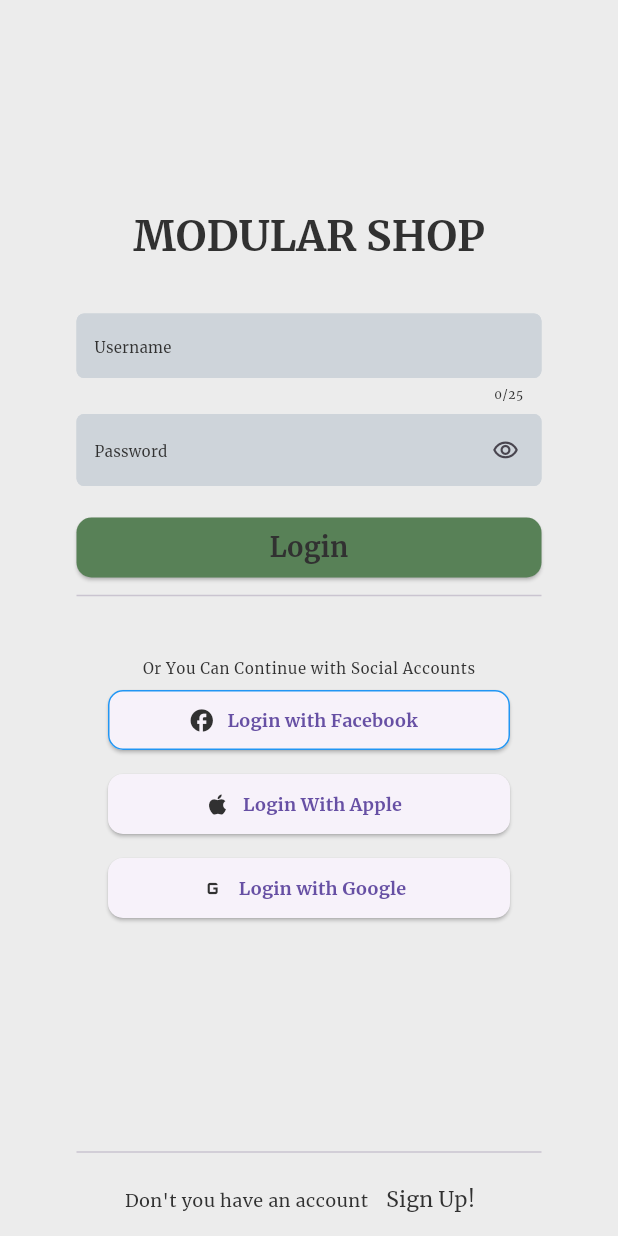
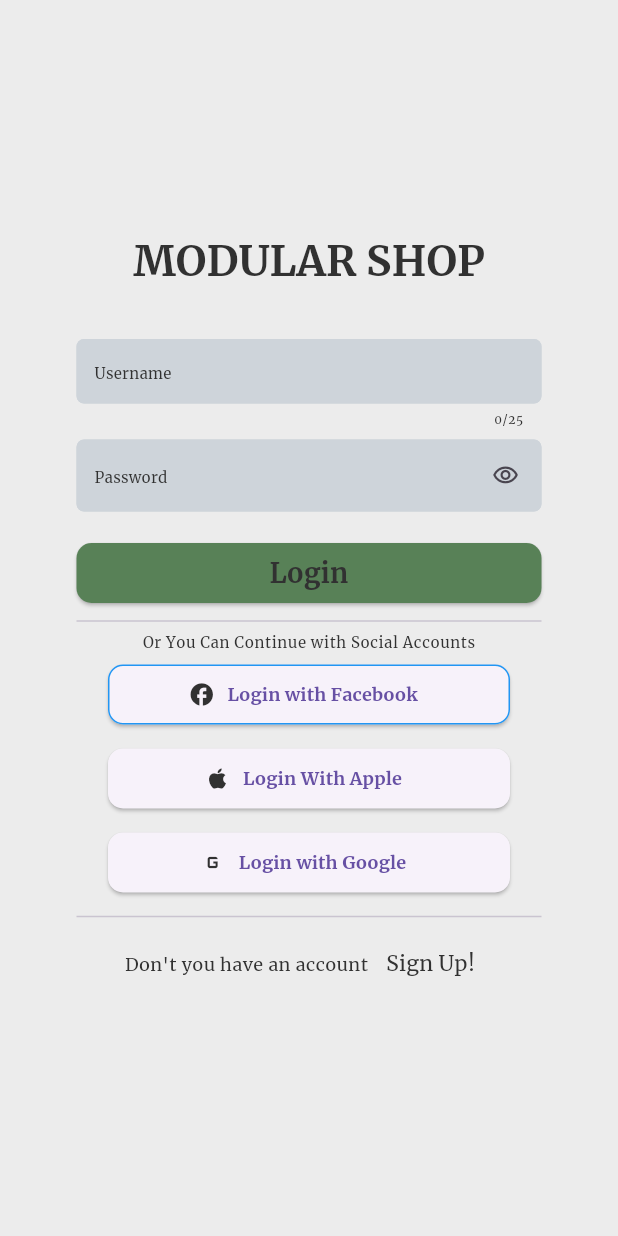
Before and after one commit to ilkerciblak/moddev.shop, a Flutter app: the screen it shows after launch, on a phone screen of 412 x 824 dp. Run offline on Flutter 3.47's test engine with Material 3 defaults, Android fonts, the phone set to English and light mode, and no system bars; our stand-ins replace bloc, flutter_bloc, flutter_dotenv, flutter_secure_storage, fpdart, get_it and 3 more; missing offline and left inert: encrypt.

Commit message:
refactor(authentication): implement future route extension

```diff
--- a/mobile_application/lib/feature/authentication/presentation/screen/login_screen/login_screen.dart
+++ b/mobile_application/lib/feature/authentication/presentation/screen/login_screen/login_screen.dart
@@ -1,5 +1,6 @@
 import 'package:flutter/material.dart';
 import 'package:mobile_application/common/_common.dart';
+import 'package:mobile_application/common/extension/future_extensions.dart';
 import 'package:mobile_application/feature/authentication/presentation/screen/login_screen/controller/_controller.dart';
 import 'package:mobile_application/feature/authentication/presentation/content/_content.dart';
 import 'package:flutter_bloc/flutter_bloc.dart';
@@ -33,20 +34,20 @@ class _LoginScreenState extends State<LoginScreen> {
                   const EdgeInsets.symmetric(horizontal: AppSpacing.xxl * 3),
               child: Column(
                 mainAxisSize: MainAxisSize.max,
+                mainAxisAlignment: MainAxisAlignment.center,
                 children: [
-                  const Spacer(),
                   const _Header(),
                   AppSpacing.verticalGapHuge2,
                   LoginFormContent(
                     actionResult: state.loginResult,
-                    onSubmit: () => cb.login(context),
+                    onSubmit: () => cb
+                        .login()
+                        .withGoNamedRoute(context, pathName: 'shop-screen'),
                     onUsernameChanged: cb.onUsernameChanged,
                     onPasswordChanged: cb.onPasswordChanged,
                   ),
                   const Divider(),
-                  AppSpacing.verticalGapHuge2,
                   const SocialLoginContent(),
-                  const Spacer(),
                   const Divider(),
                   const _SignUp()
                 ],
--- a/mobile_application/lib/presentation/presentation_route_registrar.dart
+++ b/mobile_application/lib/presentation/presentation_route_registrar.dart
@@ -12,7 +12,7 @@ class PresentationRouteRegistrar {
           StatefulShellBranch(routes: [
             GoRoute(
               path: '/shop',
-              name: 'shop-page',
+              name: 'shop-screen',
               builder: (context, state) {
                 return Container();
               },
```
Also changed, not shown: mobile_application/lib/feature/authentication/presentation/screen/login_screen/controller/login_screen_cubit.dart (+4 -5 lines).
